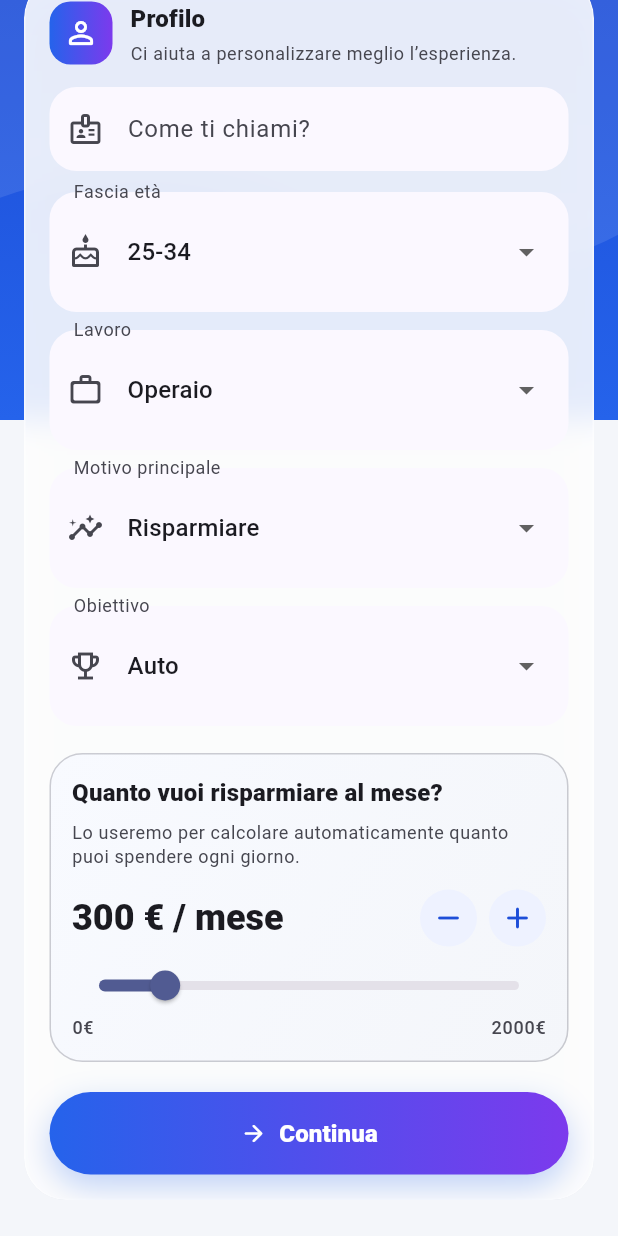
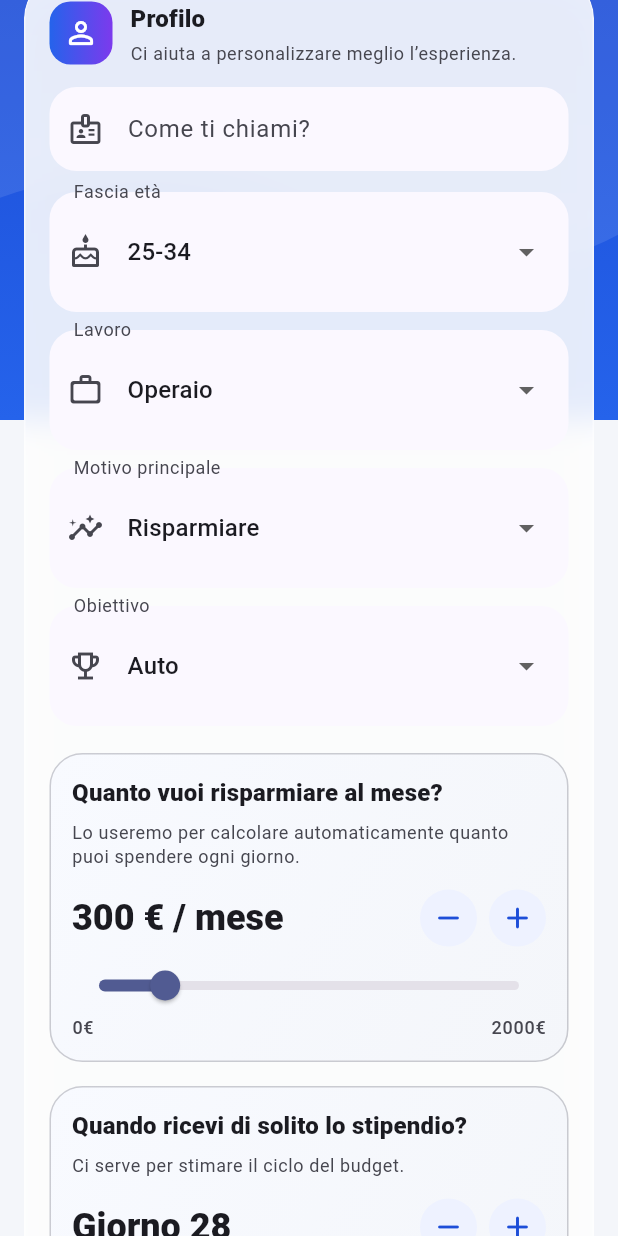
Before and after one commit to danieletaverriti-cpu/quantoposso, a Flutter app: the screen it shows after launch, scrolled down 247 dp, on a phone screen of 412 x 824 dp. Run offline on Flutter 3.47's test engine with Material 3 defaults, Android fonts, the phone set to English and light mode, and no system bars; our stand-ins replace fl_chart, flutter_local_notifications, hive, hive_flutter, image_picker, timezone; accounts and stored records are empty.

Commit message:
aggiunta richiest stipendio onboarding

```diff
--- a/lib/data/models.dart
+++ b/lib/data/models.dart
@@ -141,7 +141,7 @@ class SettingsModel {
   final bool dailyReminderEnabled;
   final int dailyReminderHour;
   final int dailyReminderMinute;
-
+  final int paydayDay;
   /// Risparmio mensile
   final double monthlySaving;
 
@@ -177,6 +177,8 @@ class SettingsModel {
     this.dailyReminderHour = 20,
     this.dailyReminderMinute = 0,
 
+   //stpendio
+   this.paydayDay = 28,
     // app
     this.monthlySaving = 300,
 
@@ -213,6 +215,7 @@ class SettingsModel {
 
         // app
         'monthlySaving': monthlySaving,
+        'paydayDay' : paydayDay,
 
         // notifiche
         'morningBudgetEnabled': morningBudgetEnabled,
@@ -250,6 +253,7 @@ class SettingsModel {
 
         // app
         monthlySaving: ((m['monthlySaving'] as num?) ?? 300).toDouble(),
+        paydayDay: (m['paydayDay'] as int?) ?? 10,
 
         // notifiche
         morningBudgetEnabled: (m['morningBudgetEnabled'] as bool?) ?? true,
@@ -285,6 +289,7 @@ class SettingsModel {
 
     // app
     double? monthlySaving,
+    int? paydayDay,
 
     // notifiche
     bool? morningBudgetEnabled,
@@ -326,6 +331,7 @@ class SettingsModel {
 
       // app
       monthlySaving: monthlySaving ?? this.monthlySaving,
+      paydayDay: paydayDay ?? this.paydayDay,
 
       // notifiche
       morningBudgetEnabled: morningBudgetEnabled ?? this.morningBudgetEnabled,
--- a/lib/ui/screens/home_shell.dart
+++ b/lib/ui/screens/home_shell.dart
@@ -266,7 +266,7 @@ void openAdd({required int mode}) {
               ),
               _drawerTile(
                 icon: Icons.lock_rounded,
-                title: 'Spese fisse',
+                title: 'Uscite fisse',
                 onTap: () {
                   Navigator.pop(context);
                   _go(3);
--- a/lib/ui/screens/onboarding_screen.dart
+++ b/lib/ui/screens/onboarding_screen.dart
@@ -24,6 +24,7 @@ class _OnboardingScreenState extends State<OnboardingScreen> {
   String _goal = 'Auto';
 
   double _monthlySaving = 300;
+  double _paydayDay = 28;
   bool _saving = false;
 
   @override
@@ -32,6 +33,7 @@ class _OnboardingScreenState extends State<OnboardingScreen> {
 
     final s = widget.state.settings;
     _monthlySaving = s.monthlySaving;
+    _paydayDay = s.paydayDay.toDouble();
 
     if ((s.profileName ?? '').trim().isNotEmpty) {
       _nameCtrl.text = s.profileName!.trim();
@@ -66,6 +68,7 @@ class _OnboardingScreenState extends State<OnboardingScreen> {
       s.copyWith(
         onboardingCompleted: true,
         monthlySaving: _monthlySaving,
+        paydayDay: _paydayDay.round(),
         profileName: name,
       ),
     );
@@ -236,6 +239,99 @@ class _OnboardingScreenState extends State<OnboardingScreen> {
                             }),
                             onSlider: (v) => setState(() => _monthlySaving = v),
                           ),
+                          const SizedBox(height: 16),
+
+Container(
+  padding: const EdgeInsets.all(14),
+  decoration: BoxDecoration(
+    borderRadius: BorderRadius.circular(22),
+    gradient: const LinearGradient(
+      begin: Alignment.topLeft,
+      end: Alignment.bottomRight,
+      colors: [Color(0xFFF8FAFF), Color(0xFFF4F6FA)],
+    ),
+    border: Border.all(
+      color: theme.dividerColor.withValues(alpha: 0.35),
+    ),
+  ),
+  child: Column(
+    crossAxisAlignment: CrossAxisAlignment.start,
+    children: [
+      Text(
+        'Quando ricevi di solito lo stipendio?',
+        style: theme.textTheme.titleMedium?.copyWith(
+          fontWeight: FontWeight.w900,
+        ),
+      ),
+      const SizedBox(height: 6),
+      Text(
+        'Ci serve per stimare il ciclo del budget.',
+        style: theme.textTheme.bodySmall?.copyWith(
+          color: theme.colorScheme.onSurfaceVariant,
+          height: 1.3,
+        ),
+      ),
+      const SizedBox(height: 14),
+      Row(
+        children: [
+          Text(
+            'Giorno ${_paydayDay.round()}',
+            style: theme.textTheme.headlineSmall?.copyWith(
+              fontWeight: FontWeight.w900,
+            ),
+          ),
+          const Spacer(),
+          _RoundIconButton(
+            icon: Icons.remove_rounded,
+            onTap: () => setState(() {
+              _paydayDay = (_paydayDay - 1).clamp(1, 31);
+            }),
+          ),
+          const SizedBox(width: 8),
+          _RoundIconButton(
+            icon: Icons.add_rounded,
+            onTap: () => setState(() {
+              _paydayDay = (_paydayDay + 1).clamp(1, 31);
+            }),
+          ),
+        ],
+      ),
+      const SizedBox(height: 8),
+      SliderTheme(
+        data: SliderTheme.of(context).copyWith(
+          trackHeight: 6,
+          thumbShape: const RoundSliderThumbShape(enabledThumbRadius: 10),
+          overlayShape: const RoundSliderOverlayShape(overlayRadius: 18),
+        ),
+        child: Slider(
+          min: 1,
+          max: 31,
+          divisions: 30,
+          value: _paydayDay.clamp(1, 31),
+          label: _paydayDay.round().toString(),
+          onChanged: (v) => setState(() => _paydayDay = v),
+        ),
+      ),
+      Row(
+        children: [
+          Text(
+            '1',
+            style: theme.textTheme.labelMedium?.copyWith(
+              color: theme.colorScheme.onSurfaceVariant,
+            ),
+          ),
+          const Spacer(),
+          Text(
+            '31',
+            style: theme.textTheme.labelMedium?.copyWith(
+              color: theme.colorScheme.onSurfaceVariant,
+            ),
+          ),
+        ],
+      ),
+    ],
+  ),
+),
                           const SizedBox(height: 20),
                           SizedBox(
                             width: double.infinity,
--- a/pubspec.yaml
+++ b/pubspec.yaml
@@ -1,7 +1,7 @@
 name: quantoposso
 description: App semplice per controllo spese (giornaliere + fisse) con obiettivi e promemoria.
 publish_to: "none"
-version: 1.0.0+552
+version: 1.0.0+555
 
 environment:
   sdk: ">=3.6.0 <4.0.0"
```
